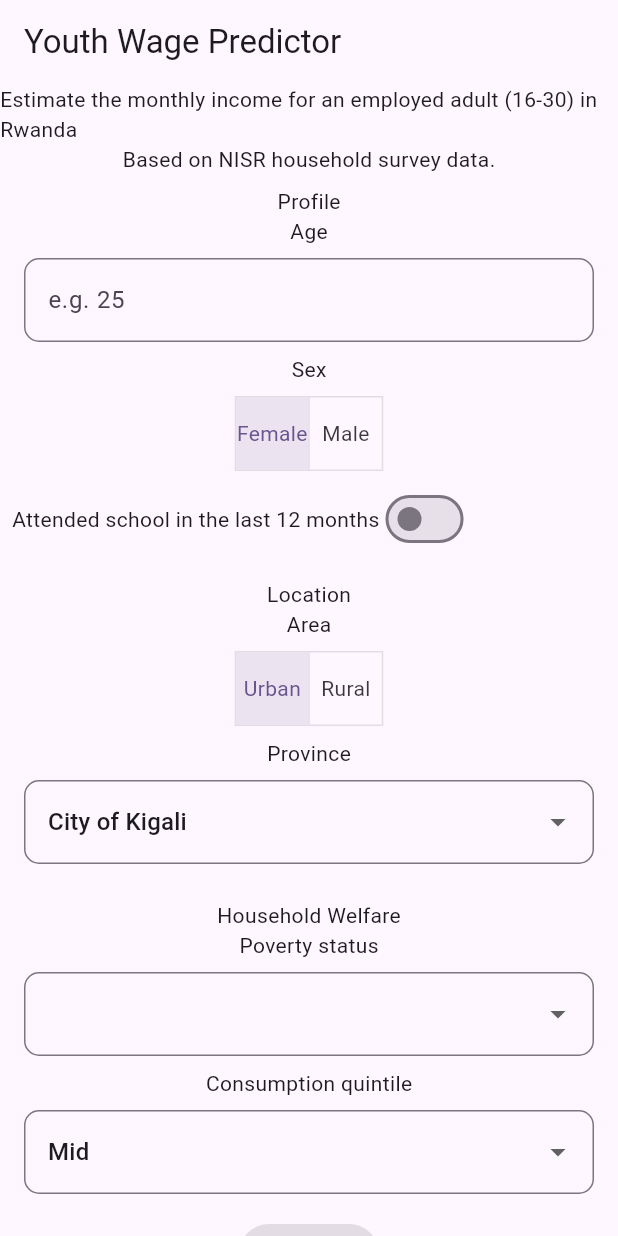
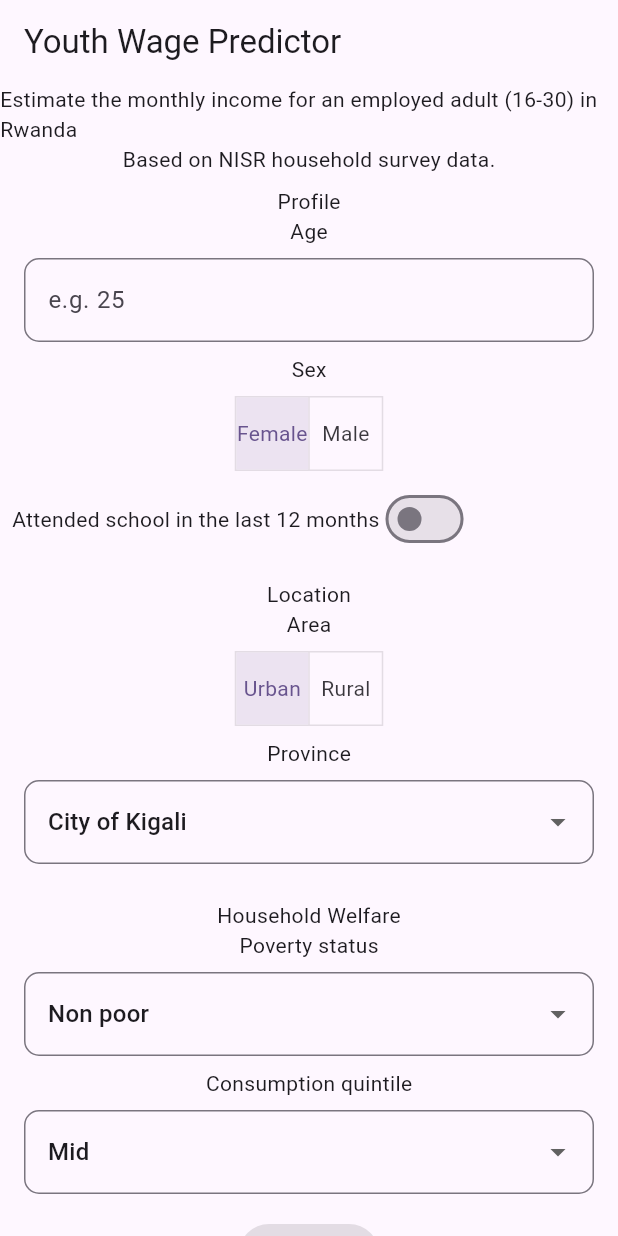
Before and after one commit to boaziza/linear_regression_model, a Flutter app: the screen it shows after launch, on a phone screen of 412 x 824 dp. Run offline on Flutter 3.47's test engine with Material 3 defaults, Android fonts, the phone set to English and light mode, and no system bars.

Commit message:
Refactor dropdown item mapping to use entries for provinces, poverty options, and quintiles

```diff
--- a/summative/FlutterApp/flutter_app/lib/screen/prediction_page.dart
+++ b/summative/FlutterApp/flutter_app/lib/screen/prediction_page.dart
@@ -107,10 +107,10 @@ class _PredictionPageState extends State<PredictionPage> {
                       ),
                     ),
                     // Builds the list of items from the array
-                    items: provinces.values.map((String province) {
+                    items: provinces.entries.map((entry) {
                       return DropdownMenuItem<String>(
-                        value: province,
-                        child: Text(province),
+                        value: entry.key,
+                        child: Text(entry.value),
                       );
                     }).toList(),
                     // Updates the state when the user selects a new option
@@ -141,13 +141,12 @@ class _PredictionPageState extends State<PredictionPage> {
                       ),
                     ),
                     // Builds the list of items from the array
-                    items: povertyOptions.values.map((String province) {
+                    items: povertyOptions.entries.map((entry) {
                       return DropdownMenuItem<String>(
-                        value: province,
-                        child: Text(province),
+                        value: entry.key,
+                        child: Text(entry.value),
                       );
                     }).toList(),
-                    // Updates the state when the user selects a new option
                     onChanged: (String? newValue) {
                       setState(() {
                         _selectedPoverty = newValue;
@@ -160,20 +159,17 @@ class _PredictionPageState extends State<PredictionPage> {
                   padding: const EdgeInsets.all(8.0),
                   child: DropdownButtonFormField<String>(
                     value: _selectedQuintile,
-                    // Styles the outline to match your TextField
                     decoration: const InputDecoration(
                       border: OutlineInputBorder(
                         borderRadius: BorderRadius.all(Radius.circular(10)),
                       ),
                     ),
-                    // Builds the list of items from the array
-                    items: quintileOptions.values.map((String province) {
+                    items: quintileOptions.entries.map((entry) {
                       return DropdownMenuItem<String>(
-                        value: province,
-                        child: Text(province),
+                        value: entry.key,
+                        child: Text(entry.value),
                       );
                     }).toList(),
-                    // Updates the state when the user selects a new option
                     onChanged: (String? newValue) {
                       setState(() {
                         _selectedQuintile = newValue;
```
